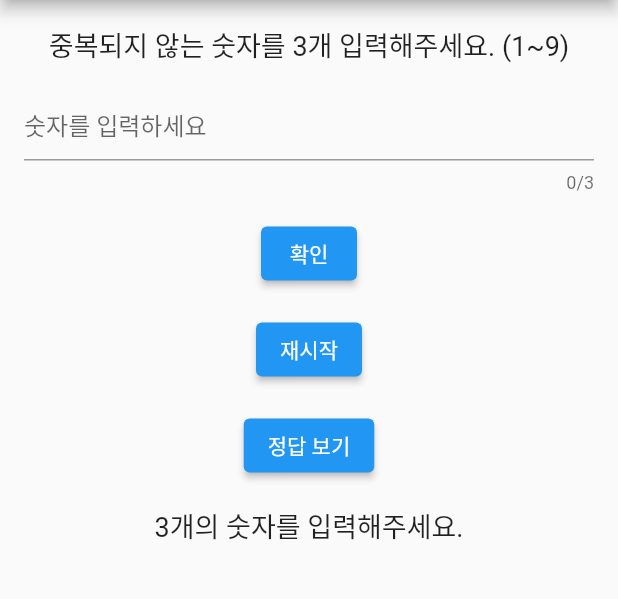
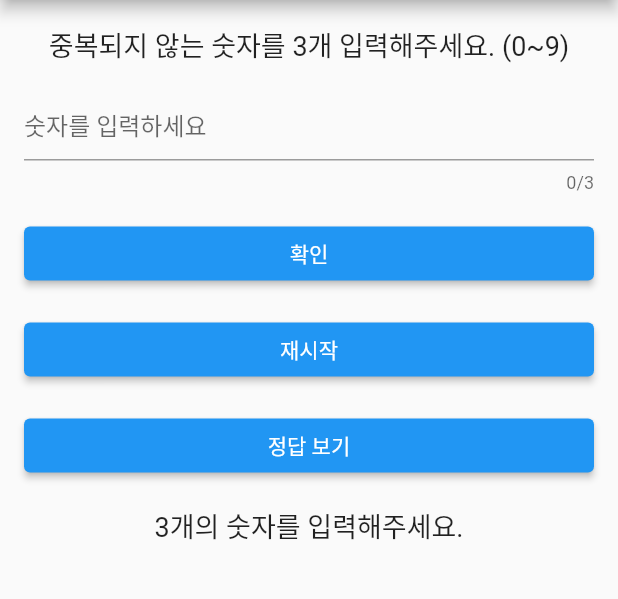
Before and after one commit to EunJeeKim0402/study-for-developer, a Flutter app: the screen it shows after launch, after a tap on "확인", on a phone screen of 412 x 824 dp, the part 84-683 px from its top. Run offline on Flutter 3.47's test engine with Material 2 defaults, Android fonts, the phone set to English and light mode, and no system bars.

Commit message:
Update main.dart

```diff
--- a/dart/10.baseball_flutter/lib/main.dart
+++ b/dart/10.baseball_flutter/lib/main.dart
@@ -26,47 +26,45 @@ class _GameScreenState extends State<GameScreen> {
   String input = ''; // 사용자의 입력을 저장
   String message = ''; // 상태 메시지 저장
   bool showAnswer = false; // 정답 보여줄지 말지
+  bool trueInput = true; // 숫자인지 아닌지 유효성검사
 
-  // 위젯이 초기화될때 호출됨. 초기화와 동시에 정답숫자 생성
   @override
   void initState() {
     super.initState();
-    createAnswerNumbers();
+    createAnswerNumbers(); // 위젯 초기화 시 정답 숫자 생성
   }
 
-  // 답변을 만드는 함수
   void createAnswerNumbers() {
-    answerNumbers.clear(); // 리스트를 비움
+    answerNumbers.clear(); // 리스트 비우기
     Set<int> uniqueNumbers = Set<int>(); // Set은 중복값 불허
 
     while (uniqueNumbers.length < 3) {
-      int number = random.nextInt(10); // 0~9
+      int number = random.nextInt(10); // 0~9 사이의 난수 생성
       uniqueNumbers.add(number);
     }
-    answerNumbers = uniqueNumbers.toList();
+    answerNumbers = uniqueNumbers.toList(); // 리스트로 변환하여 저장
   }
 
   void checkAnswer() {
     if (input.length != 3) {
       setState(() {
-        message = '3개의 숫자를 입력해주세요.';
+        message = '3개의 숫자를 입력해주세요.'; // 입력이 3개가 아닐 경우 에러 메시지 설정
       });
       return;
     }
 
-    // 숫자를 문자열에서 분리해서 정수리스트 userNumbers에 저장
-    List<int> userNumbers = input.split('').map((e) => int.parse(e)).toList();
+    List<int> userNumbers = input.split('').map((e) => int.parse(e)).toList(); // 문자열에서 숫자 분리하여 리스트로 저장
 
     if (duplicateNumbers(userNumbers)) {
       setState(() {
-        message = '숫자가 중복되었습니다. 다시 입력해주세요.';
+        message = '숫자가 중복되었습니다. 다시 입력해주세요.'; // 중복된 숫자일 경우 에러 메시지 설정
         input = '';
       });
       return;
     }
 
-    int success = 0;
-    int fail = 0;
+    int success = 0; // 정답과 일치하는 숫자와 위치의 개수
+    int fail = 0; // 정답과 일치하지 않는 숫자의 개수
 
     for (int i = 0; i < userNumbers.length; i++) {
       if (userNumbers[i] == answerNumbers[i]) {
@@ -90,21 +88,18 @@ class _GameScreenState extends State<GameScreen> {
     });
   }
 
-  // 중복확인
   bool duplicateNumbers(List<int> numbers) {
     Set<int> uniqueNumbers = Set<int>();
 
     for (int number in numbers) {
       if (uniqueNumbers.contains(number)) {
-        // 리스트 숫자 중 이미 uniqueNumbers에 존재하는 숫자면 중복이니깐 true
-        return true;
+        return true; // 중복된 숫자가 있을 경우 true 반환
       }
       uniqueNumbers.add(number);
     }
-    return false;
+    return false; // 중복된 숫자가 없을 경우 false 반환
   }
 
-  // 겜 초기화
   void resetGame() {
     setState(() {
       answerNumbers.clear();
@@ -112,13 +107,13 @@ class _GameScreenState extends State<GameScreen> {
       message = '';
       createAnswerNumbers();
       showAnswer = false;
+      trueInput = true;
     });
   }
 
-  // 정답 보여주기
   void showAnswerNumbers() {
     setState(() {
-      showAnswer = true;
+      showAnswer = true; // 정답 보기 버튼을 누를 경우 정답 숫자 표시
     });
   }
 
@@ -133,17 +128,28 @@ class _GameScreenState extends State<GameScreen> {
         child: Column(
           children: [
             Text(
-              '중복되지 않는 숫자를 3개 입력해주세요. (1~9)',
+              '중복되지 않는 숫자를 3개 입력해주세요. (0~9)',
               style: TextStyle(fontSize: 18.0),
             ),
             SizedBox(height: 16.0),
-            TextField( // TextField를 이용해서 사용자의 입력을 받음. 입력 변경될때마다 onChanged
+            TextField(
               onChanged: (value) {
                 setState(() {
+                  if (value.isEmpty) {
+                    input = '';
+                    message = '';
+                    trueInput = true; // 입력값이 공란 -> 유효
+                  } else if (int.tryParse(value) != null && value.length <= 3) {
                     if (value.length == 1 && input.contains(value)) {
                       input = input.substring(0, input.length - 1);
                     } else {
                       input = value;
+                    }
+                    message = '';
+                    trueInput = true; // 숫자 -> 유효
+                  } else {
+                    message = '정수만 입력 가능합니다.';
+                    trueInput = false; // 숫자가 아님 -> 유효하지 않음
                   }
                 });
               },
@@ -154,14 +160,20 @@ class _GameScreenState extends State<GameScreen> {
               ),
             ),
             SizedBox(height: 16.0),
-            ElevatedButton(
-              onPressed: checkAnswer,
+            Container(
+              width: double.infinity,
+              child: ElevatedButton(
+                onPressed: trueInput ? checkAnswer : null, // 입력값이 유효한 경우에만 버튼 활성화
                 child: Text('확인'),
               ),
+            ),
             SizedBox(height: 16.0),
-            ElevatedButton(
+            Container(
+              width: double.infinity, // 가로 전체차지
+              child: ElevatedButton(
                 onPressed: resetGame,
                 child: Text('재시작'),
+              ),
             ),
             SizedBox(height: 16.0),
             if (showAnswer)
@@ -169,15 +181,21 @@ class _GameScreenState extends State<GameScreen> {
                 '정답: ${answerNumbers.join()}',
                 style: TextStyle(fontSize: 18.0),
               ),
-            ElevatedButton(
+            Container(
+              width: double.infinity,
+              child: ElevatedButton(
                 onPressed: showAnswerNumbers,
                 child: Text('정답 보기'),
               ),
+            ),
             SizedBox(height: 16.0),
-            Text(
+            Container(
+              width: double.infinity,
+              child: Text(
                 message,
                 style: TextStyle(fontSize: 18.0),
                 textAlign: TextAlign.center,
+              ),
             ),
           ],
         ),
```
Lines whose indentation alone changed are shown as unchanged.
